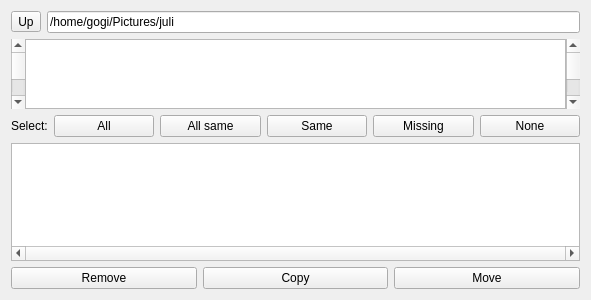
This is dirmodeltest/Md5TableWidget.ui in rudygogi/md5sync as Qt 5 draws it before an edit. The edited form follows.
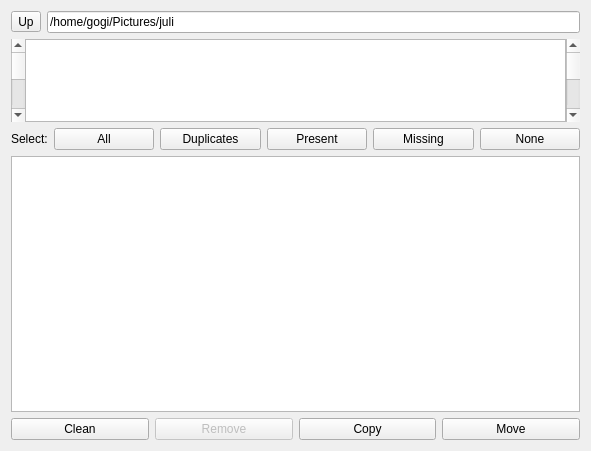
This is the edited form.

Diff of the .ui file:
```diff
--- a/dirmodeltest/Md5TableWidget.ui
+++ b/dirmodeltest/Md5TableWidget.ui
@@ -7,7 +7,7 @@
     <x>0</x>
     <y>0</y>
     <width>591</width>
-    <height>300</height>
+    <height>451</height>
    </rect>
   </property>
   <property name="windowTitle">
@@ -107,6 +107,9 @@
        <property name="wordWrap">
         <bool>false</bool>
        </property>
+       <attribute name="horizontalHeaderShowSortIndicator" stdset="0">
+        <bool>true</bool>
+       </attribute>
        <attribute name="horizontalHeaderStretchLastSection">
         <bool>true</bool>
        </attribute>
@@ -155,14 +158,14 @@
      <item>
       <widget class="QPushButton" name="pushButton_3">
        <property name="text">
-        <string>All same</string>
+        <string>Duplicates</string>
        </property>
       </widget>
      </item>
      <item>
       <widget class="QPushButton" name="pushButton_4">
        <property name="text">
-        <string>Same</string>
+        <string>Present</string>
        </property>
       </widget>
      </item>
@@ -183,16 +186,50 @@
     </layout>
    </item>
    <item>
-    <widget class="QGraphicsView" name="graphicsView">
-     <property name="horizontalScrollBarPolicy">
-      <enum>Qt::ScrollBarAlwaysOn</enum>
+    <widget class="QListWidget" name="listWidget">
+     <property name="minimumSize">
+      <size>
+       <width>0</width>
+       <height>256</height>
+      </size>
+     </property>
+     <property name="maximumSize">
+      <size>
+       <width>16777215</width>
+       <height>256</height>
+      </size>
+     </property>
+     <property name="iconSize">
+      <size>
+       <width>128</width>
+       <height>128</height>
+      </size>
+     </property>
+     <property name="spacing">
+      <number>5</number>
+     </property>
+     <property name="viewMode">
+      <enum>QListView::IconMode</enum>
+     </property>
+     <property name="uniformItemSizes">
+      <bool>false</bool>
      </property>
     </widget>
    </item>
    <item>
     <layout class="QHBoxLayout" name="horizontalLayout_4">
      <item>
-      <widget class="QPushButton" name="pushButton_6">
+      <widget class="QPushButton" name="cleanButton">
+       <property name="text">
+        <string>Clean</string>
+       </property>
+      </widget>
+     </item>
+     <item>
+      <widget class="QPushButton" name="removeButton">
+       <property name="enabled">
+        <bool>false</bool>
+       </property>
        <property name="text">
         <string>Remove</string>
        </property>
```
Left out of the diff: 14 changed lines with no effect on the pictures.
